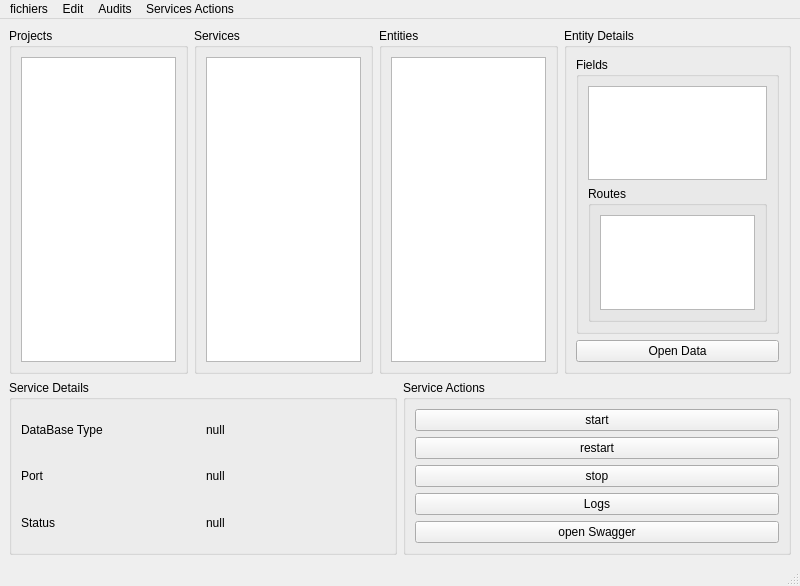
Before: the Qt Designer form apps/SeaUI/mainwindow.ui in fredf21/SeaDesktop, drawn with Qt 5.
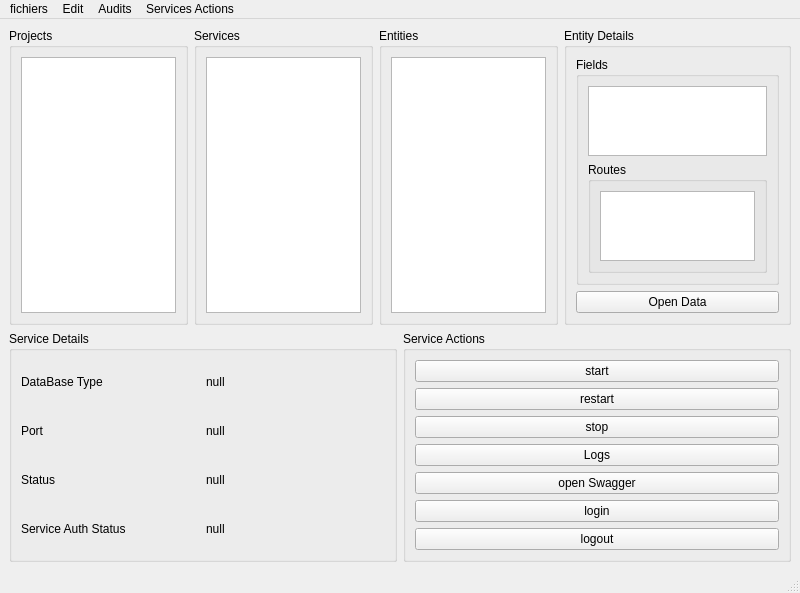
After: the same form once the commit is applied.

```diff
--- a/apps/SeaUI/mainwindow.ui
+++ b/apps/SeaUI/mainwindow.ui
@@ -157,6 +157,24 @@
            </item>
           </layout>
          </item>
+         <item>
+          <layout class="QHBoxLayout" name="horizontalLayout_3">
+           <item>
+            <widget class="QLabel" name="label_5">
+             <property name="text">
+              <string>Service Auth Status</string>
+             </property>
+            </widget>
+           </item>
+           <item>
+            <widget class="QLabel" name="serviceAuthStatusLabel">
+             <property name="text">
+              <string>null</string>
+             </property>
+            </widget>
+           </item>
+          </layout>
+         </item>
         </layout>
        </widget>
       </item>
@@ -201,6 +219,20 @@
            </property>
           </widget>
          </item>
+         <item>
+          <widget class="QPushButton" name="serviceLoginButton">
+           <property name="text">
+            <string>login</string>
+           </property>
+          </widget>
+         </item>
+         <item>
+          <widget class="QPushButton" name="serviceLogoutButton">
+           <property name="text">
+            <string>logout</string>
+           </property>
+          </widget>
+         </item>
         </layout>
        </widget>
       </item>
```
